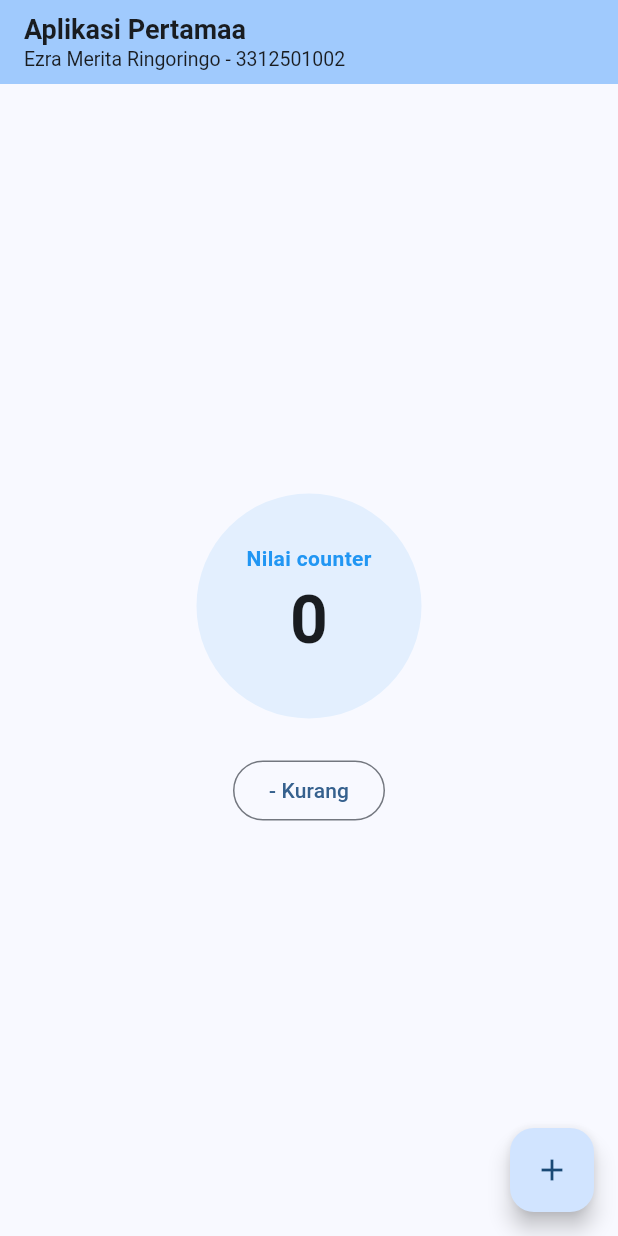
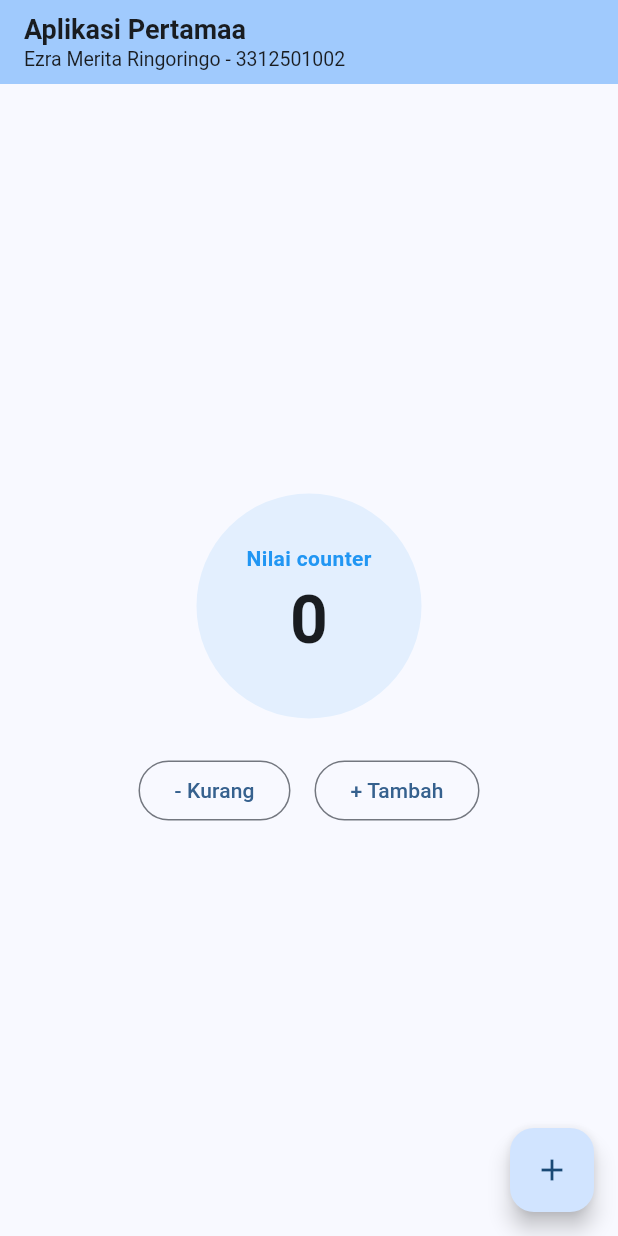
Before and after one commit to Ezraa27/tugas1_3312501002, a Flutter app: the screen it shows after launch, on a phone screen of 412 x 824 dp. Run offline on Flutter 3.47's test engine with Material 3 defaults, Android fonts, the light colour scheme and no system bars.

Commit message:
tambah tombol aksi tambah

```diff
--- a/lib/main.dart
+++ b/lib/main.dart
@@ -98,13 +98,18 @@ class _MyHomePageState extends State<MyHomePage> {
               ),
               const SizedBox(height: 24),
 
-              // tombol aksi untuk mengurangi
+              // tombol aksi untuk mengurangi dan juga menambah
               Row(
                 mainAxisAlignment: MainAxisAlignment.center,
                 children: [
                   OutlinedButton(
                     onPressed: _decrementCounter,
                     child: const Text('- Kurang'),
+                  ),
+                  const SizedBox(width: 16),
+                  OutlinedButton(
+                    onPressed: _incrementCounter,
+                    child: const Text('+ Tambah'),
                   ),
                 ],
               ),
@@ -114,7 +119,7 @@ class _MyHomePageState extends State<MyHomePage> {
       ),
       floatingActionButton: FloatingActionButton(
         onPressed: _incrementCounter,
-        tooltip: 'Increment',
+        tooltip: 'Tambah',
         child: const Icon(Icons.add),
       ),
     );
```
